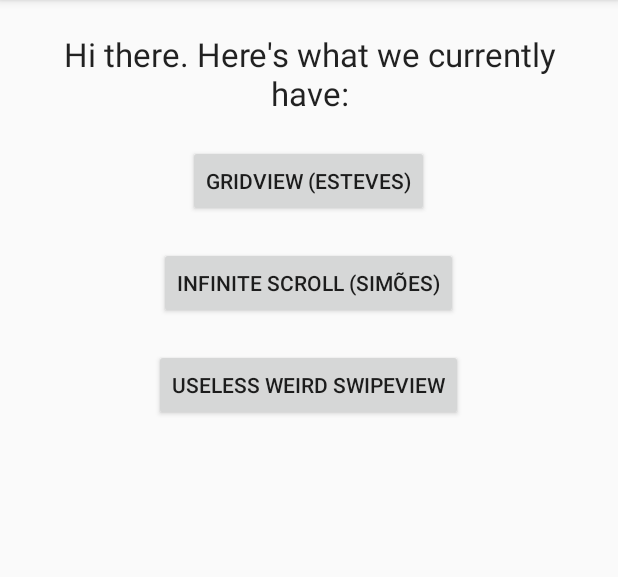
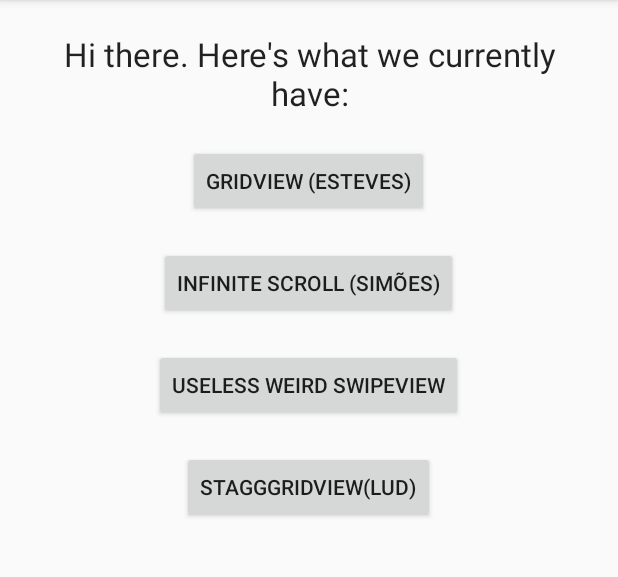
Before and after one commit to xtebs/test1, an Android app: the screen it shows after launch (MainActivity), on a phone screen of 412 x 824 dp, the part 84-661 px from its top. Run offline under Robolectric (Android 15) with nearby library versions, the phone set to English and light mode, and no system bars.

Commit message:
Changes In Branch +Add Taggedred GridView

```diff
--- a/app/src/main/java/appening/test1/MainActivity.java
+++ b/app/src/main/java/appening/test1/MainActivity.java
@@ -68,10 +68,14 @@ public class MainActivity extends ActionBarActivity
             //add new stuff here
             intent = new Intent(this,SwipeView_MainActv.class);
         }
+        else if (view == findViewById(R.id.contentButton4))
+        {
+            //add new stuff here
+            intent = new Intent(this,StaggViewMainActivity.class);
+        }
         else
         intent =null;
 
         startActivity(intent);
     }
-    //TODO teste
 }
--- a/app/src/main/res/layout/activity_main.xml
+++ b/app/src/main/res/layout/activity_main.xml
@@ -51,6 +51,14 @@
             android:id="@+id/contentButton3"
             android:layout_gravity="center_horizontal"
             android:onClick="startActivity"/>
+
+        <Button
+            android:layout_width="wrap_content"
+            android:layout_height="wrap_content"
+            android:text="@string/main_button_text"
+            android:id="@+id/contentButton4"
+            android:layout_gravity="center_horizontal"
+            android:onClick="startActivity"/>
     </LinearLayout>
 
 </RelativeLayout>
--- a/app/src/main/res/values/dimens.xml
+++ b/app/src/main/res/values/dimens.xml
@@ -2,4 +2,5 @@
     <!-- Default screen margins, per the Android Design guidelines. -->
     <dimen name="activity_horizontal_margin">16dp</dimen>
     <dimen name="activity_vertical_margin">16dp</dimen>
+	<dimen name="margin">10dp</dimen>
 </resources>
--- a/app/src/main/res/values/strings.xml
+++ b/app/src/main/res/values/strings.xml
@@ -6,4 +6,6 @@
     <string name="action_settings">Settings</string>
     <string name="title_activity_infinite_scroll_listener">InfiniteScrollListener</string>
     <string name="title_activity_main">MainActivity</string>
+	<string name="menu_settings">Settings</string>
+    <string name="main_button_text">StaggGridView(LUD)</string>
 </resources>
```
